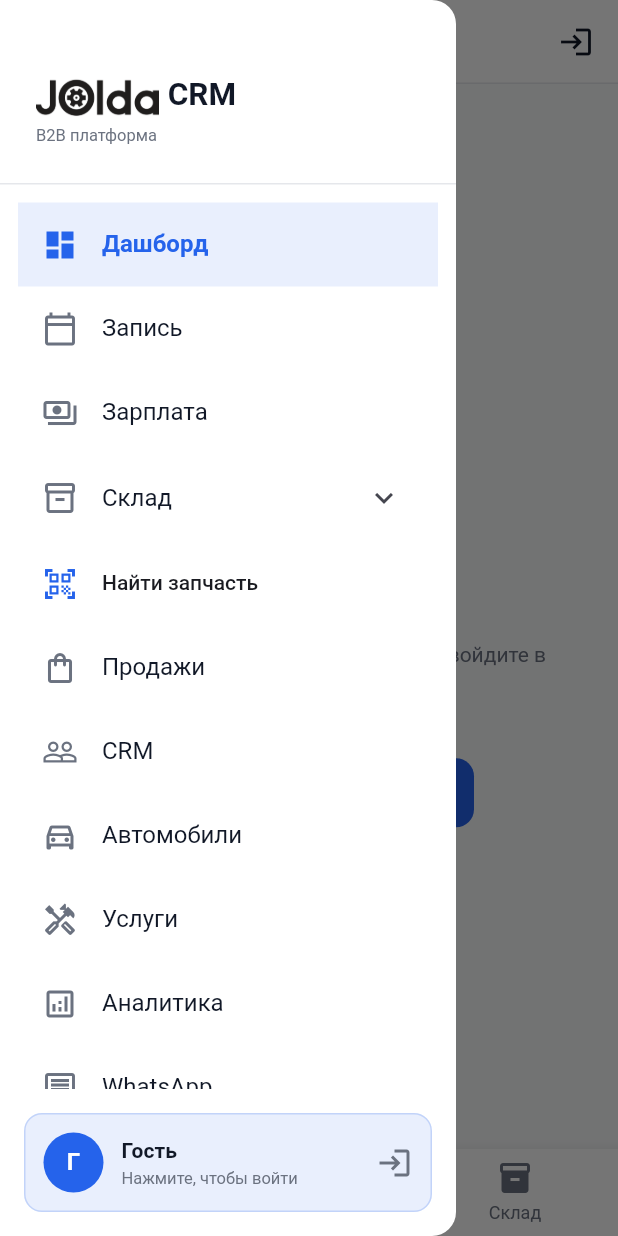
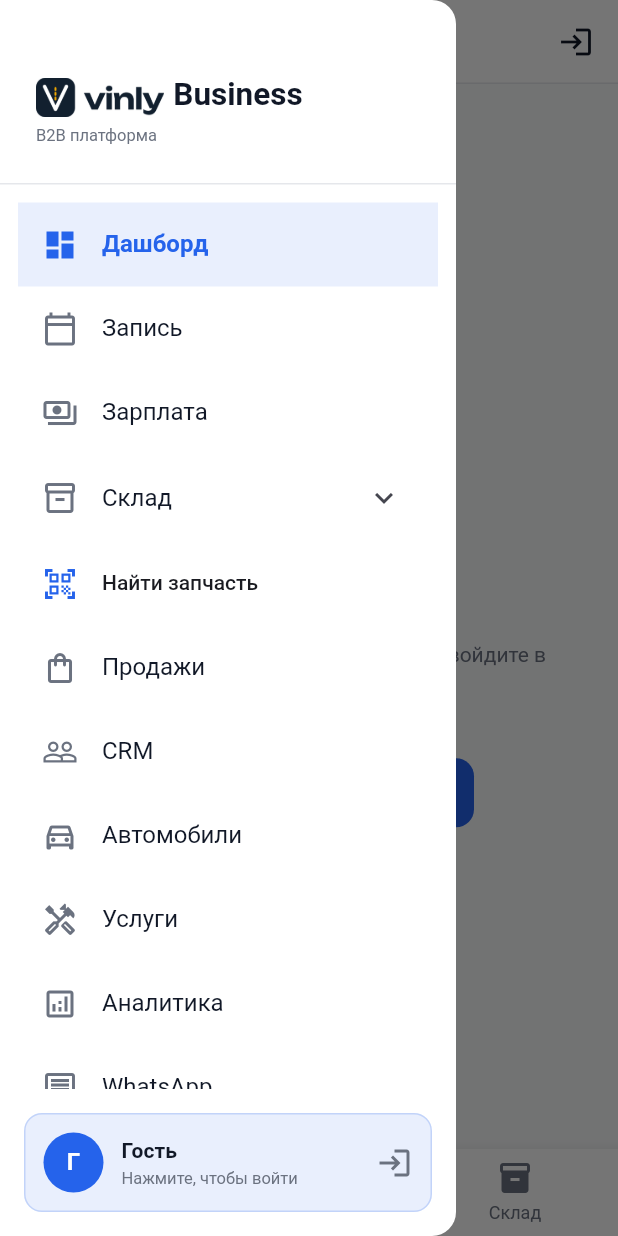
Before and after one commit to yeracode11/PartsHub-Pro, a Flutter app: the MainScreen screen opened directly, with the side drawer open, on a phone screen of 412 x 824 dp. Run offline on Flutter 3.47's test engine with Material 3 defaults, Android fonts, the phone set to English and light mode, and no system bars; our stand-ins replace cached_network_image, connectivity_plus, dio, drift, equatable, file_picker and 15 more; missing offline and left inert: auto_updater, barcode, esc_pos_printer_plus, esc_pos_utils_plus, excel, file_selector and 2 more; accounts and stored records are empty; generated files the repository leaves out were written again; project files that could hold a hidden picture were left out.

Commit message:
Логотип Vinly (знак «дорога-V») вместо логотипа Jolda
- B2B: новые иконка, фон adaptive icon, логотип в шапке и знак для
  чеков и этикеток (чёрный, под термопечать); подпись рядом с логотипом
  CRM -> Business. Иконки платформ нужно перегенерировать:
  dart run flutter_launcher_icons.
- Лендинг: logo.svg, icon.svg, apple-icon, OG/Twitter-картинки.
- LOGO.svg в корне. Слово vinly переведено в кривые (Unbounded 600).

Co-Authored-By: Claude Opus 5.5 (1M context) <noreply@anthropic.com>
Claude-Session: https://claude.ai/code/session_01AqUdUbiPP5sdqV8o6Xy3Fp

```diff
--- a/autohub_b2b/lib/main.dart
+++ b/autohub_b2b/lib/main.dart
@@ -443,13 +443,13 @@ class _MainScreenState extends State<MainScreen> {
                                       crossAxisAlignment: CrossAxisAlignment.end,
                                       children: [
                                         Image.asset(
-                                          'assets/icons/jolda-logo.png',
+                                          'assets/icons/vinly-logo.png',
                                           height: 26,
                                           fit: BoxFit.contain,
                                         ),
                                         const SizedBox(width: 6),
                                         const Text(
-                                          'CRM',
+                                          'Business',
                                           style: TextStyle(
                                             fontSize: 21,
                                             fontWeight: FontWeight.bold,
@@ -719,13 +719,13 @@ class _MainScreenState extends State<MainScreen> {
                         crossAxisAlignment: CrossAxisAlignment.end,
                         children: [
                           Image.asset(
-                            'assets/icons/jolda-logo.png',
+                            'assets/icons/vinly-logo.png',
                             height: 26,
                             fit: BoxFit.contain,
                           ),
                           const SizedBox(width: 6),
                           const Text(
-                            'CRM',
+                            'Business',
                             style: TextStyle(
                               fontSize: 21,
                               fontWeight: FontWeight.bold,
--- a/autohub_b2b/lib/models/label_product_model.dart
+++ b/autohub_b2b/lib/models/label_product_model.dart
@@ -63,7 +63,7 @@ class LabelProductData {
     this.qrPayload,
     /// Явное значение для CODE128 (только печатаемый ASCII 32–126). Если null — из [sku].
     this.barcodeData,
-    this.logoAssetPath = 'assets/icons/jolda-mark.png',
+    this.logoAssetPath = 'assets/icons/vinly-mark.png',
     this.warehouseCell,
   });
 
--- a/autohub_b2b/lib/models/receipt_document_model.dart
+++ b/autohub_b2b/lib/models/receipt_document_model.dart
@@ -30,7 +30,7 @@ class ReceiptDocumentData {
     this.statement,
     this.signatures = const [],
     this.currencySymbol = '₸',
-    this.logoAssetPath = 'assets/icons/jolda-mark.png',
+    this.logoAssetPath = 'assets/icons/vinly-mark.png',
   });
 
   final String companyName;
```
Also changed, not shown: autohub_b2b/pubspec.yaml (+7 -7 lines), LOGO.svg, autohub_b2b/assets/icons/jolda-icon-foreground.png (deleted), autohub_b2b/assets/icons/jolda-icon.png (deleted), autohub_b2b/assets/icons/jolda-logo.png (deleted), autohub_b2b/assets/icons/jolda-mark.png (deleted), autohub_b2b/assets/icons/vinly-icon-foreground.png (added), autohub_b2b/assets/icons/vinly-icon.png (added), autohub_b2b/assets/icons/vinly-logo.png (added), autohub_b2b/assets/icons/vinly-mark.png (added), landing/public/logo.svg, landing/src/app/apple-icon.png, landing/src/app/icon.svg, landing/src/app/opengraph-image.png, 1 more files, 2 other files.
